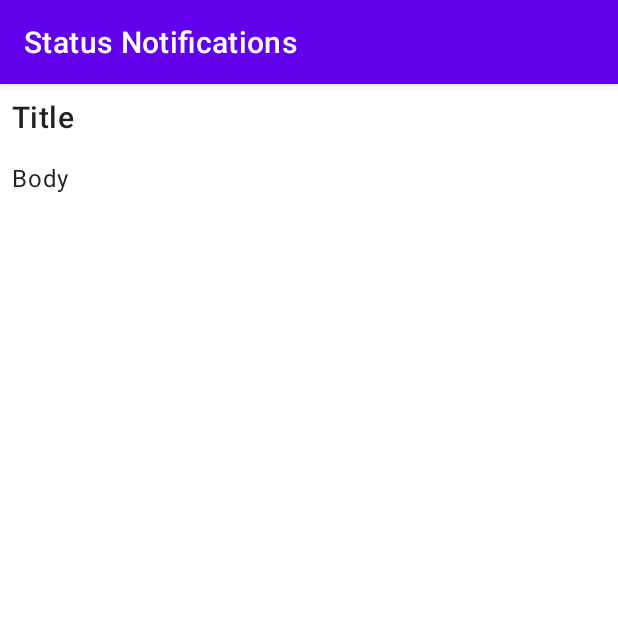
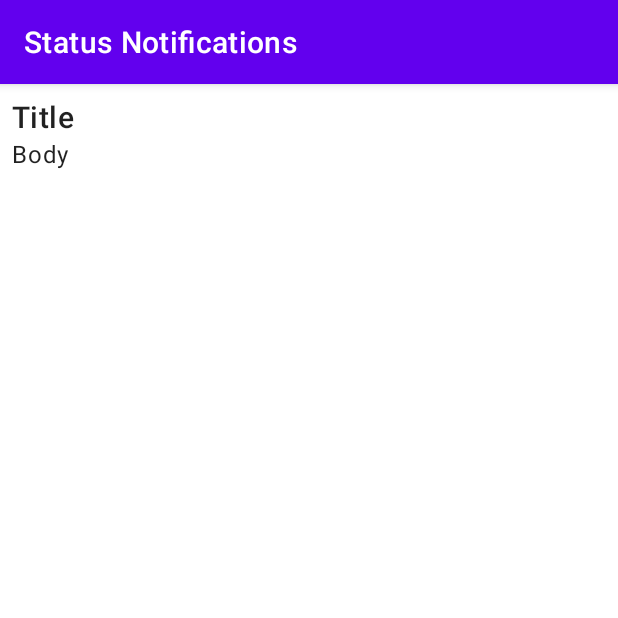
Before and after one commit to chris-hamper/android-cloud-notifications, an Android app: the screen it shows after launch (MessageListActivity), on a phone screen of 412 x 824 dp, the top half of it. Run offline under Robolectric (Android 15) with nearby library versions, the phone set to English and light mode, and no system bars.

Commit message:
Tweak message item layout

```diff
--- a/app/src/main/res/layout/message_item.xml
+++ b/app/src/main/res/layout/message_item.xml
@@ -3,13 +3,14 @@
     xmlns:app="http://schemas.android.com/apk/res-auto"
     xmlns:tools="http://schemas.android.com/tools"
     android:layout_width="match_parent"
-    android:layout_height="wrap_content">
+    android:layout_height="wrap_content"
+    android:padding="8dp">
 
     <TextView
         android:id="@+id/message_title"
         android:layout_width="wrap_content"
         android:layout_height="wrap_content"
-        android:layout_margin="8dp"
+        android:layout_marginBottom="0dp"
         android:text="Title"
         android:textAppearance="?attr/textAppearanceHeadline6"
         app:layout_constraintBottom_toTopOf="@+id/message_body"
@@ -20,7 +21,6 @@
         android:id="@+id/message_body"
         android:layout_width="wrap_content"
         android:layout_height="wrap_content"
-        android:layout_margin="8dp"
         android:text="Body"
         android:textAppearance="?attr/textAppearanceBody1"
         app:layout_constraintBottom_toBottomOf="parent"
```
